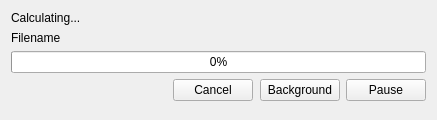
Above: qt-app/src/progressdialogs/cdeleteprogressdialog.ui from VioletGiraffe/file-commander before the change. Below: the same form after it.
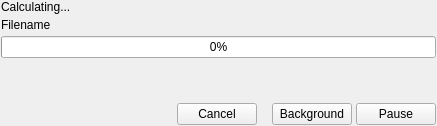
That is the form after the change. Custom widgets are drawn as their Qt base class.

Commit message: File dialogs and prompts size fixed - no longer blowing up to the whole width of the screen

```diff
--- a/qt-app/src/progressdialogs/cdeleteprogressdialog.ui
+++ b/qt-app/src/progressdialogs/cdeleteprogressdialog.ui
@@ -7,15 +7,36 @@
     <x>0</x>
     <y>0</y>
     <width>437</width>
-    <height>120</height>
+    <height>126</height>
    </rect>
   </property>
   <property name="windowTitle">
    <string>Form</string>
   </property>
   <layout class="QVBoxLayout" name="verticalLayout">
+   <property name="spacing">
+    <number>4</number>
+   </property>
+   <property name="leftMargin">
+    <number>1</number>
+   </property>
+   <property name="topMargin">
+    <number>0</number>
+   </property>
+   <property name="rightMargin">
+    <number>1</number>
+   </property>
+   <property name="bottomMargin">
+    <number>1</number>
+   </property>
    <item>
     <widget class="QLabel" name="_lblOperationNameAndSpeed">
+     <property name="sizePolicy">
+      <sizepolicy hsizetype="Preferred" vsizetype="Preferred">
+       <horstretch>0</horstretch>
+       <verstretch>0</verstretch>
+      </sizepolicy>
+     </property>
      <property name="text">
       <string>Calculating...</string>
      </property>
@@ -44,6 +65,19 @@
      </property>
     </widget>
    </item>
+   <item>
+    <spacer name="verticalSpacer">
+     <property name="orientation">
+      <enum>Qt::Orientation::Vertical</enum>
+     </property>
+     <property name="sizeHint" stdset="0">
+      <size>
+       <width>20</width>
+       <height>0</height>
+      </size>
+     </property>
+    </spacer>
+   </item>
    <item>
     <layout class="QHBoxLayout" name="horizontalLayout_3">
      <item>
@@ -99,19 +133,6 @@
      </item>
     </layout>
    </item>
-   <item>
-    <spacer name="verticalSpacer">
-     <property name="orientation">
-      <enum>Qt::Vertical</enum>
-     </property>
-     <property name="sizeHint" stdset="0">
-      <size>
-       <width>20</width>
-       <height>40</height>
-      </size>
-     </property>
-    </spacer>
-   </item>
   </layout>
  </widget>
  <customwidgets>
```
Left out of the diff: 6 changed lines with no effect on the pictures. The commit also changes 5 other files.
